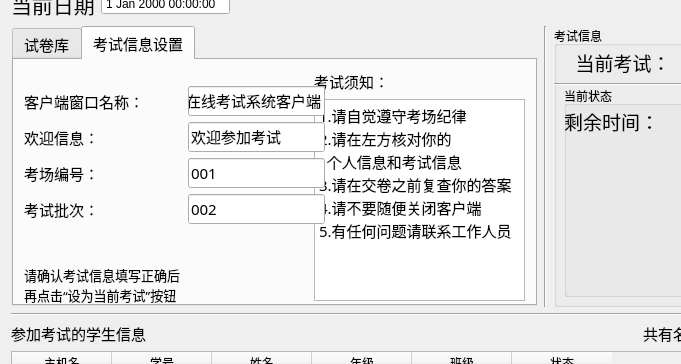
Qt form server/ExamCtrlUI.ui (AlanForeverAi/Exams) before a commit; both pictures show x 0 to 681 and y 88 to 452 of the 1280 by 670 pixel window.
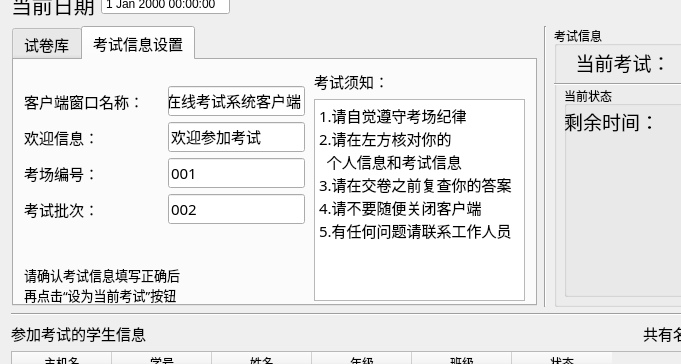
The same form after that commit. The open tabs and pages were chosen to show the change.

```diff
--- a/server/ExamCtrlUI.ui
+++ b/server/ExamCtrlUI.ui
@@ -257,7 +257,7 @@
           <rect>
            <x>10</x>
            <y>11</y>
-           <width>301</width>
+           <width>281</width>
            <height>239</height>
           </rect>
          </property>
```
